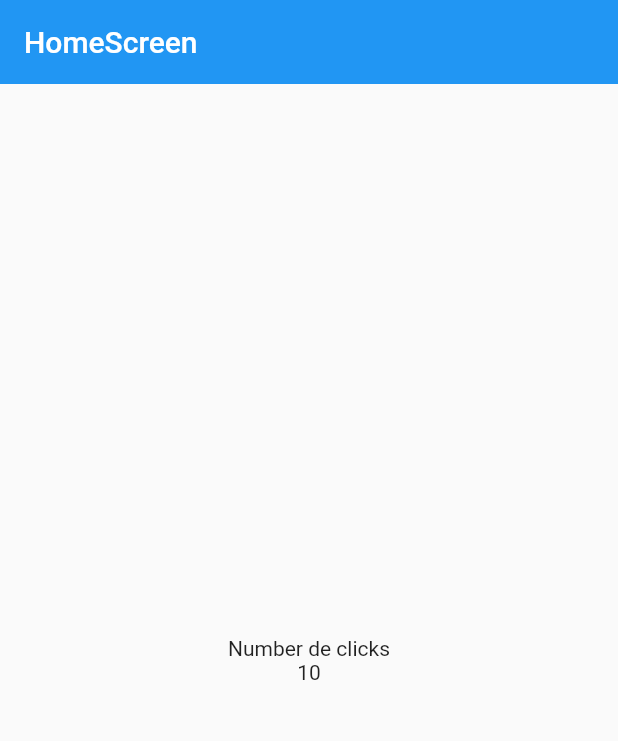
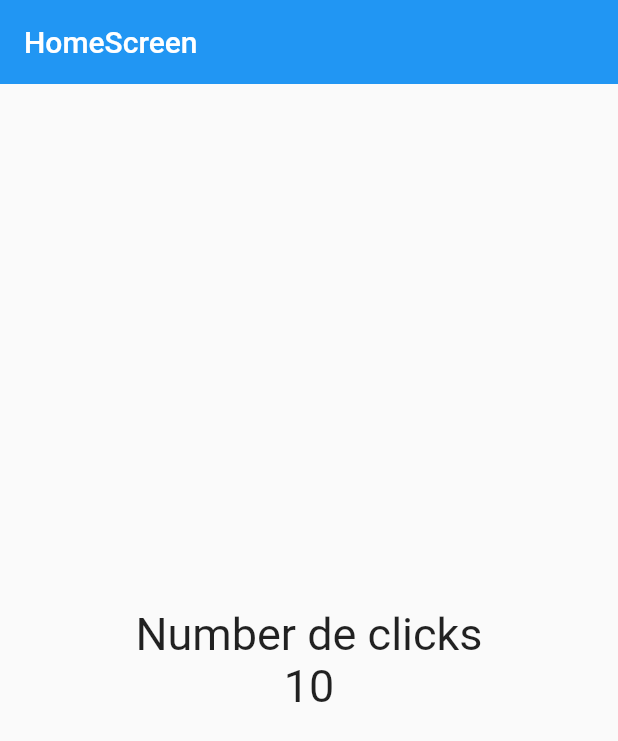
Before and after one commit to MiguelMurrugarraTorres/learning_path, a Flutter app: the screen it shows after launch, on a phone screen of 412 x 824 dp. Shown: the top 741 px of the screen. Run offline on Flutter 3.47's test engine with Material 2 defaults, Android fonts, the phone set to English and light mode, and no system bars.

Commit message:
se dio estilos a los texto cambio el tamaño y se creo una variable const para ser utilizada

```diff
--- a/FLUTTER/counter_app/lib/screens/home_screen.dart
+++ b/FLUTTER/counter_app/lib/screens/home_screen.dart
@@ -5,6 +5,7 @@ class HomeScreen extends StatelessWidget {
 
   @override
   Widget build(BuildContext context) {
+    const fontSize30 = TextStyle(fontSize: 30);
     return Scaffold(
         appBar: AppBar(
           title: const Text('HomeScreen'),
@@ -13,7 +14,13 @@ class HomeScreen extends StatelessWidget {
         body: Center(
           child: Column(
             mainAxisAlignment: MainAxisAlignment.center,
-            children: const <Widget>[Text('Number de clicks'), Text('10')],
+            children: const <Widget>[
+              Text('Number de clicks', style: fontSize30),
+              Text(
+                '10',
+                style: fontSize30,
+              )
+            ],
           ),
         ));
   }
```
